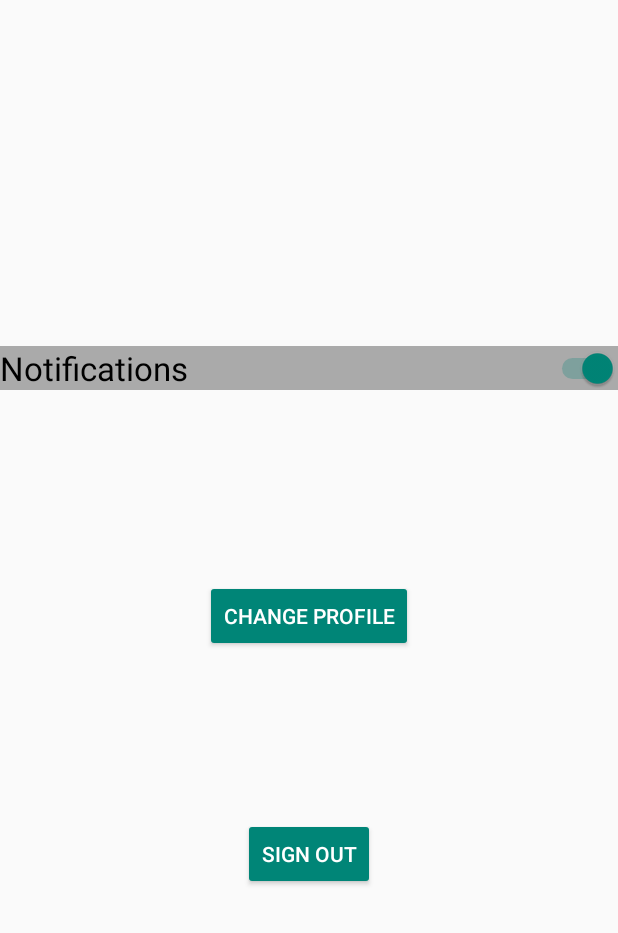
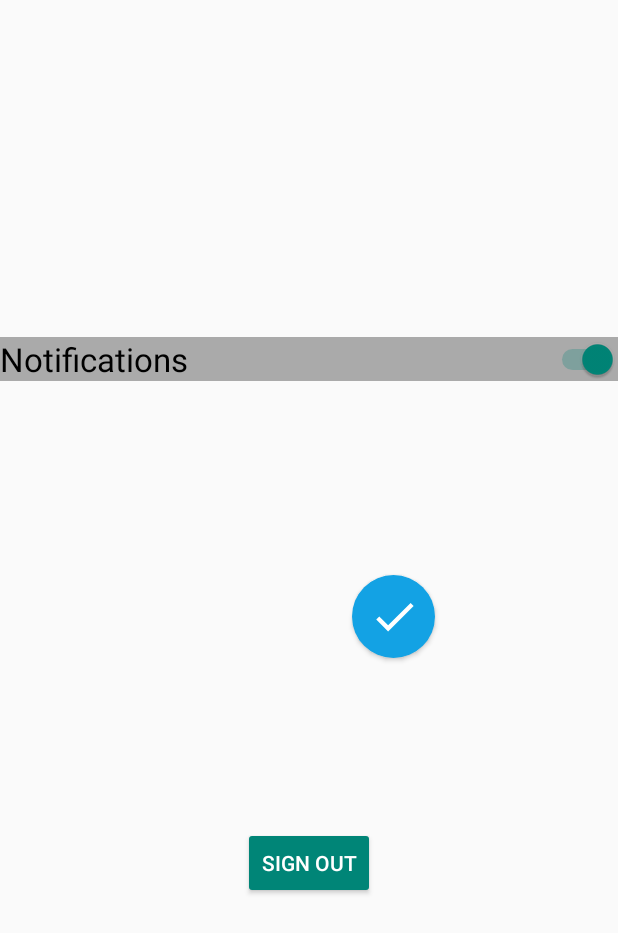
Before and after one commit to Hahlio/Cinder, an Android app: the UserSettings screen opened directly, with no data from a screen before it, on a phone screen of 412 x 824 dp. Shown: the top 933 px of the screen. Run offline under Robolectric (Android 15) with nearby library versions, the phone set to English and light mode, and no system bars; libraries missing offline, so code that uses them is left out: com.facebook, com.facebook.login; Roboto replaces fonts that are not available here.

Commit message:
UI changes

```diff
--- a/Cinder/app/src/main/res/layout/activity_user_settings.xml
+++ b/Cinder/app/src/main/res/layout/activity_user_settings.xml
@@ -24,12 +24,19 @@
 
     <Button
         android:id="@+id/changeProfileButton"
-        style="@style/Widget.AppCompat.Button.Colored"
-        android:layout_width="wrap_content"
-        android:layout_height="wrap_content"
+        android:layout_width="55dp"
+        android:layout_height="55dp"
+        android:layout_gravity="center"
+        android:layout_marginStart="120dp"
+        android:layout_marginTop="8dp"
         android:layout_marginEnd="8dp"
-        android:layout_marginStart="8dp"
-        android:text="@string/changeProfile"
+        android:layout_marginBottom="8dp"
+        android:background="@drawable/blue_button"
+        android:drawableLeft="@drawable/ic_check_black_24dp"
+        android:drawablePadding="5dp"
+        android:paddingLeft="11dp"
+        android:paddingRight="11dp"
+        android:text=""
         app:layout_constraintBottom_toTopOf="@+id/signOutButton"
         app:layout_constraintEnd_toEndOf="parent"
         app:layout_constraintStart_toStartOf="parent"
```
